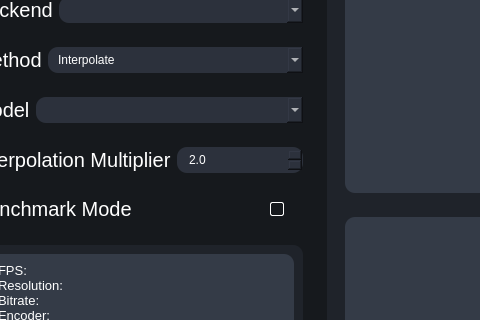
Old version of the form testRVEInterface.ui in the repository TNTwise/REAL-Video-Enhancer; both pictures show x 192 to 672 and y 170 to 490 of the 929 by 750 pixel window.
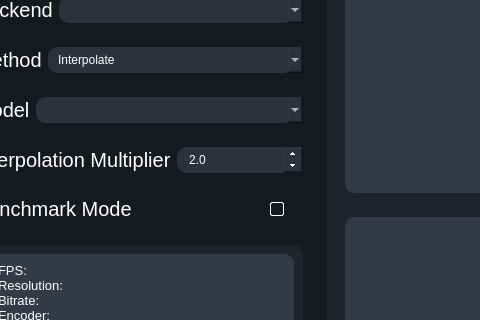
New version of the form. The open tabs and pages were chosen to show the change. Icons and pictures are not drawn.

Commit message: stuff with interp spin box

```diff
--- a/testRVEInterface.ui
+++ b/testRVEInterface.ui
@@ -306,6 +306,15 @@
 QDoubleSpinBox::down-arrow {
 
         image: url(:/icons/icons/arrow-down.svg); 
+		
+    }
+QDoubleSpinBox::up-button {
+        width: 20px;
+        height: 15px;
+    }
+QDoubleSpinBox::down-button {
+        width: 20px;
+        height: 15px;
     }
 </string>
              </property>
@@ -653,6 +662,15 @@
                     </item>
                     <item>
                      <widget class="QDoubleSpinBox" name="interpolationMultiplierSpinBox">
+                      <property name="sizePolicy">
+                       <sizepolicy hsizetype="Minimum" vsizetype="Minimum">
+                        <horstretch>0</horstretch>
+                        <verstretch>0</verstretch>
+                       </sizepolicy>
+                      </property>
+                      <property name="buttonSymbols">
+                       <enum>QAbstractSpinBox::ButtonSymbols::UpDownArrows</enum>
+                      </property>
                       <property name="decimals">
                        <number>1</number>
                       </property>
```
